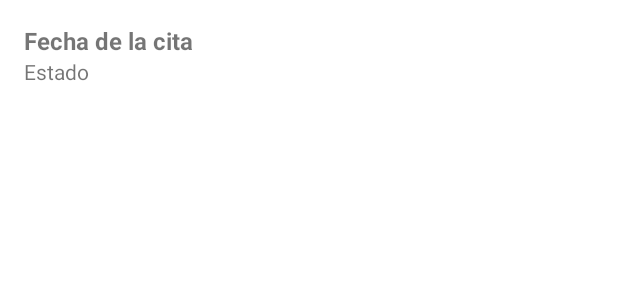
After one commit to Bonghu64/AppOdomed, an Android app: the layout item_cita.xml on its own in the app's theme, with its tools: preview values and no code run, on a phone screen of 412 x 824 dp. The commit adds this screen. Shown: the top 300 px of the screen. Run offline under Robolectric (Android 15) with nearby library versions, the phone set to English and light mode, and no system bars.

Commit message:
Agregacion de pantalla de citas con datos de la DB

```diff
--- a/app/build.gradle.kts
+++ b/app/build.gradle.kts
@@ -49,4 +49,6 @@ dependencies {
     androidTestImplementation(libs.androidx.junit)
     androidTestImplementation(libs.androidx.espresso.core)
     implementation(files("libs/mysql-connector-java-5.1.49.jar"))
+    implementation (libs.androidx.recyclerview)
+
 }
--- a/app/src/main/java/com/example/odomedapp/data/User.kt
+++ b/app/src/main/java/com/example/odomedapp/data/User.kt
@@ -4,5 +4,4 @@ data class User(
     val id_usuario: Int,
     val nombres: String,
     val email: String
-    // Agrega otros campos según tu tabla de usuarios
 )
--- a/app/src/main/res/layout/fragment_gallery.xml
+++ b/app/src/main/res/layout/fragment_gallery.xml
@@ -20,5 +20,8 @@
             app:layout_constraintStart_toStartOf="parent"
             app:layout_constraintTop_toTopOf="parent"
             app:layout_constraintBottom_toBottomOf="parent"/>
-
+    <androidx.recyclerview.widget.RecyclerView
+            android:id="@+id/recyclerViewUsers"
+            android:layout_width="match_parent"
+            android:layout_height="wrap_content" tools:ignore="MissingConstraints"/>
 </androidx.constraintlayout.widget.ConstraintLayout>
--- /dev/null
+++ b/app/src/main/res/layout/item_cita.xml
@@ -0,0 +1,30 @@
+<?xml version="1.0" encoding="utf-8"?>
+<androidx.constraintlayout.widget.ConstraintLayout xmlns:android="http://schemas.android.com/apk/res/android"
+                                                   xmlns:tools="http://schemas.android.com/tools" android:layout_width="match_parent"
+                                                   android:layout_height="match_parent">
+    <!-- File: item_cita.xml -->
+    <LinearLayout xmlns:android="http://schemas.android.com/apk/res/android"
+                  android:layout_width="match_parent"
+                  android:layout_height="wrap_content"
+                  android:orientation="vertical"
+                  android:padding="16dp" tools:ignore="MissingConstraints">
+
+        <TextView
+                android:id="@+id/textViewFecha"
+                android:layout_width="wrap_content"
+                android:layout_height="wrap_content"
+                android:text="Fecha de la cita"
+                android:textSize="16sp"
+                android:textStyle="bold" />
+
+        <TextView
+                android:id="@+id/textViewEstado"
+                android:layout_width="wrap_content"
+                android:layout_height="wrap_content"
+                android:text="Estado"
+                android:textSize="14sp" />
+
+
+    </LinearLayout>
+
+</androidx.constraintlayout.widget.ConstraintLayout>
--- a/gradle/libs.versions.toml
+++ b/gradle/libs.versions.toml
@@ -12,9 +12,11 @@ lifecycleLivedataKtx = "2.8.6"
 lifecycleViewmodelKtx = "2.8.6"
 navigationFragmentKtx = "2.8.3"
 navigationUiKtx = "2.8.3"
+recyclerview = "1.3.2"
 
 [libraries]
 androidx-core-ktx = { group = "androidx.core", name = "core-ktx", version.ref = "coreKtx" }
+androidx-recyclerview = { module = "androidx.recyclerview:recyclerview", version.ref = "recyclerview" }
 junit = { group = "junit", name = "junit", version.ref = "junit" }
 androidx-junit = { group = "androidx.test.ext", name = "junit", version.ref = "junitVersion" }
 androidx-espresso-core = { group = "androidx.test.espresso", name = "espresso-core", version.ref = "espressoCore" }
```
Also changed, not shown: app/src/main/java/com/example/odomedapp/DatabaseHelper.kt (+40 -3 lines), app/src/main/java/com/example/odomedapp/data/Cita.kt (added, +13 -0 lines), app/src/main/java/com/example/odomedapp/ui/adapters/CitaAdapter.kt (added, +34 -0 lines), app/src/main/java/com/example/odomedapp/ui/adapters/UserAdapter.kt (added, +32 -0 lines), app/src/main/java/com/example/odomedapp/ui/gallery/GalleryFragment.kt (+11 -0 lines), app/src/main/java/com/example/odomedapp/ui/slideshow/SlideshowFragment.kt (+15 -16 lines), app/src/main/res/layout/fragment_slideshow.xml (+7 -0 lines), app/src/main/res/layout/item_user.xml (added, +26 -0 lines).
